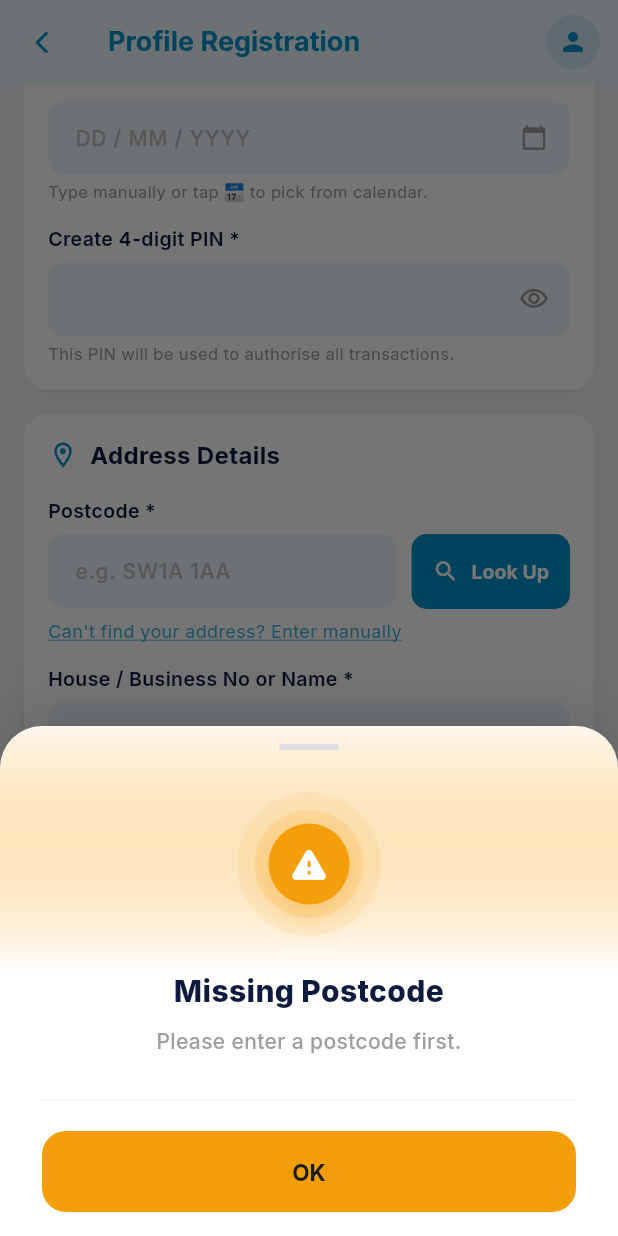
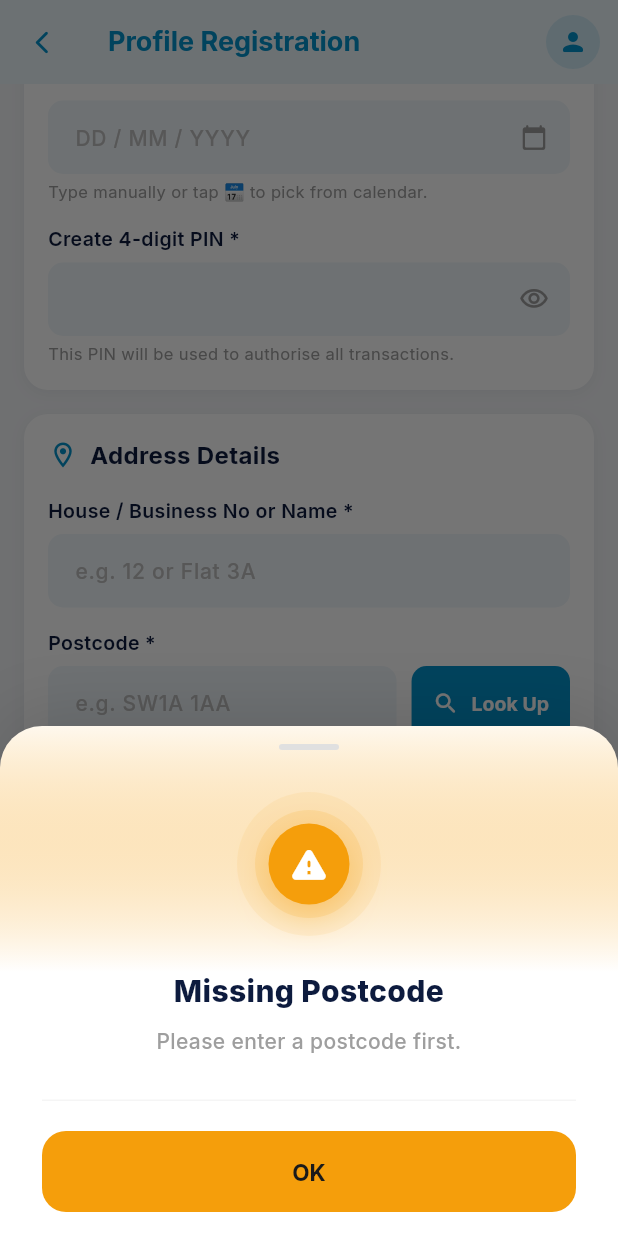
Before and after one commit to mianamir74/goouts_app, a Flutter app: the CreateProfileExpandedScreen screen opened by its route, scrolled down 576 dp, after a tap on "Look Up", on a phone screen of 412 x 824 dp. Run offline on Flutter 3.47's test engine with Material 3 defaults, Android fonts, the phone set to English and light mode, and no system bars; our stand-ins replace cached_network_image, camera, cloud_firestore, cloud_functions, confetti, firebase_auth and 14 more; missing offline and left inert: mobile_scanner; accounts and stored records are empty.

Commit message:
Fix address lookup: replace broken postcode-only search with Mapbox suggest/retrieve autocomplete
- House/Business No entered first, then postcode, single Look Up Address button
- suggest() combines both into one free session-bundled query returning real building addresses
- Selecting a result triggers one retrieve() call to auto-fill all address fields
- Manual entry remains as fallback only when nothing is found

```diff
--- a/lib/screens/create_profile_expanded_screen.dart
+++ b/lib/screens/create_profile_expanded_screen.dart
@@ -40,7 +40,9 @@ class _CreateProfileExpandedScreenState
   bool _isLookingUp = false;
   bool _isPostcodeVerified = false;
   bool _showManualEntryHint = false;
-  List<MapboxAddressResult> _addressSuggestions = [];
+  bool _isLookingUpAddress = false;
+  List<MapboxSuggestResult> _addressSuggestions = [];
+  String _mapboxSessionToken = AddressLookupService.generateSessionToken();
   String _selectedCountry = 'United Kingdom';
   String _selectedPrefix = 'Mr';
 
@@ -212,6 +214,10 @@ class _CreateProfileExpandedScreenState
   }
 
   // ── Postcode lookup → address dropdown ────────────────────────────────────
+  //
+  // Mapbox reliably matches a SPECIFIC building when given
+  // "{house/business no} {postcode}" together — a bare postcode alone only
+  // ever resolves to the postcode's centroid, never a per-building list.
   Future<void> _lookupPostcode() async {
     final postcode = _postcodeController.text.trim();
     if (postcode.isEmpty) {
@@ -221,9 +227,20 @@ class _CreateProfileExpandedScreenState
       );
       return;
     }
+    final houseNo = _houseNoController.text.trim();
+    if (houseNo.isEmpty) {
+      GoOutsSheet.warning(context,
+        title: 'Missing House / Business No',
+        message: 'Please enter your House / Business No or Name first, then look up your address.',
+      );
+      return;
+    }
     setState(() { _isLookingUp = true; _addressSuggestions = []; });
 
-    final results = await _addressService.validatePostcode(postcode);
+    final results = await _addressService.suggest(
+      '$houseNo $postcode',
+      _mapboxSessionToken,
+    );
     setState(() => _isLookingUp = false);
 
     if (!mounted) return;
@@ -234,8 +251,8 @@ class _CreateProfileExpandedScreenState
         _showManualEntryHint = true;
       });
       GoOutsSheet.warning(context,
-        title: 'Postcode Not Found',
-        message: 'No addresses found for this postcode. Please check and try again, or enter your address manually.',
+        title: 'Address Not Found',
+        message: 'No matching address found. Please check and try again, or enter your address manually.',
       );
       return;
     }
@@ -247,7 +264,36 @@ class _CreateProfileExpandedScreenState
     });
   }
 
-  // ── User picks address from dropdown ────────────────────────────────────────
+  // ── User picks a suggestion from the dropdown ───────────────────────────
+  Future<void> _onSuggestionSelected(MapboxSuggestResult suggestion) async {
+    setState(() {
+      _isLookingUpAddress = true;
+      _addressSuggestions = [];
+    });
+    final MapboxAddressResult? address = await _addressService.retrieve(
+      suggestion.mapboxId,
+      _mapboxSessionToken,
+    );
+    // retrieve() is the billed call — rotate the token so the NEXT lookup
+    // starts a fresh free suggest() session.
+    _mapboxSessionToken = AddressLookupService.generateSessionToken();
+
+    if (!mounted) return;
+
+    if (address == null) {
+      setState(() => _isLookingUpAddress = false);
+      GoOutsSheet.warning(context,
+        title: 'Address Error',
+        message: 'Could not load that address — please try again.',
+      );
+      return;
+    }
+
+    _onAddressSelected(address);
+    setState(() => _isLookingUpAddress = false);
+  }
+
+  // ── Fills every address field from a fully-resolved Mapbox result ──────
   void _onAddressSelected(MapboxAddressResult address) {
     final String country = AddressLookupService.isNorthernIrelandPostcode(address.postcode)
         ? 'Northern Ireland'
@@ -255,7 +301,9 @@ class _CreateProfileExpandedScreenState
 
     setState(() {
       _postcodeController.text    = address.postcode;
-      _houseNoController.text     = address.houseNumber ?? '';
+      _houseNoController.text     = address.houseNumber?.isNotEmpty == true
+          ? address.houseNumber!
+          : _houseNoController.text;
       _streetNameController.text  = address.street ?? '';
       _townController.text        = (address.town ?? address.city).toUpperCase();
       _cityController.text        = address.city;
@@ -621,7 +669,30 @@ class _CreateProfileExpandedScreenState
                 title: 'Address Details',
                 icon: Icons.location_on_outlined,
                 children: [
-                  // ── 1. Postcode + Look Up ──────────────────────────────
+                  // ── 1. House / Business No or Name (typed FIRST) ──────
+                  _label('House / Business No or Name *'),
+                  const SizedBox(height: 6),
+                  TextFormField(
+                    controller: _houseNoController,
+                    textCapitalization: TextCapitalization.characters,
+                    inputFormatters: [
+                      FilteringTextInputFormatter.allow(RegExp(r'[A-Za-z0-9 \-/]')),
+                    ],
+                    onChanged: (_) => setState(() {}),
+                    validator: (v) => v == null || v.trim().isEmpty
+                        ? 'House / business number or name is required'
+                        : null,
+                    style: _inputStyle(),
+                    decoration: _fieldDec('e.g. 12 or Flat 3A').copyWith(
+                      suffixIcon: _houseNoController.text.trim().isNotEmpty
+                          ? const Icon(Icons.check_circle_rounded,
+                              color: _green, size: 20)
+                          : null,
+                    ),
+                  ),
+                  const SizedBox(height: 14),
+
+                  // ── 2. Postcode + Look Up ──────────────────────────────
                   _label('Postcode *'),
                   const SizedBox(height: 6),
                   Row(
@@ -650,7 +721,9 @@ class _CreateProfileExpandedScreenState
                       SizedBox(
                         height: 50,
                         child: ElevatedButton.icon(
-                          onPressed: _isLookingUp ? null : _lookupPostcode,
+                          onPressed: (_isLookingUp || _isLookingUpAddress)
+                              ? null
+                              : _lookupPostcode,
                           icon: _isLookingUp
                               ? const SizedBox(
                                   width: 16, height: 16,
@@ -711,8 +784,8 @@ class _CreateProfileExpandedScreenState
                               ),
                             ),
                           ),
-                          ..._addressSuggestions.map((addr) => InkWell(
-                            onTap: () => _onAddressSelected(addr),
+                          ..._addressSuggestions.map((s) => InkWell(
+                            onTap: () => _onSuggestionSelected(s),
                             borderRadius: BorderRadius.circular(8),
                             child: Padding(
                               padding: const EdgeInsets.symmetric(
@@ -728,10 +801,7 @@ class _CreateProfileExpandedScreenState
                                           CrossAxisAlignment.start,
                                       children: [
                                         Text(
-                                          addr.fullAddress
-                                              .split(',')
-                                              .take(2)
-                                              .join(','),
+                                          s.name,
                                           style: GoogleFonts.inter(
                                             fontSize: 13,
                                             fontWeight: FontWeight.w600,
@@ -739,7 +809,7 @@ class _CreateProfileExpandedScreenState
                                           ),
                                         ),
                                         Text(
-                                          addr.postcode,
+                                          s.placeFormatted,
                                           style: GoogleFonts.inter(
                                             fontSize: 11,
                                             color: Colors.grey[500],
@@ -757,6 +827,20 @@ class _CreateProfileExpandedScreenState
                           const SizedBox(height: 4),
                         ],
                       ),
+                    ),
+                  ],
+                  if (_isLookingUpAddress) ...[
+                    const SizedBox(height: 10),
+                    Row(
+                      children: [
+                        const SizedBox(
+                          width: 14, height: 14,
+                          child: CircularProgressIndicator(strokeWidth: 2),
+                        ),
+                        const SizedBox(width: 8),
+                        Text('Loading address…',
+                            style: GoogleFonts.inter(fontSize: 12)),
+                      ],
                     ),
                   ],
 
@@ -824,30 +908,6 @@ class _CreateProfileExpandedScreenState
                       ),
                     ),
                   ],
-
-                  const SizedBox(height: 14),
-
-                  // ── 2. House / Business No or Name ────────────────────
-                  _label('House / Business No or Name *'),
-                  const SizedBox(height: 6),
-                  TextFormField(
-                    controller: _houseNoController,
-                    textCapitalization: TextCapitalization.characters,
-                    inputFormatters: [
-                      FilteringTextInputFormatter.allow(RegExp(r'[A-Za-z0-9 \-/]')),
-                    ],
-                    onChanged: (_) => setState(() {}),
-                    validator: (v) => v == null || v.trim().isEmpty
-                        ? 'House / business number or name is required'
-                        : null,
-                    style: _inputStyle(),
-                    decoration: _fieldDec('e.g. 12 or Flat 3A').copyWith(
-                      suffixIcon: _houseNoController.text.trim().isNotEmpty
-                          ? const Icon(Icons.check_circle_rounded,
-                              color: _green, size: 20)
-                          : null,
-                    ),
-                  ),
 
                   const SizedBox(height: 14),
 
```
